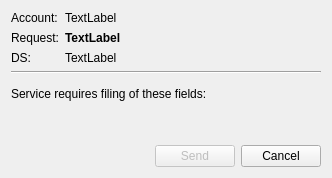
First picture: the form in src/gov_services/ui/dlg_gov_service.ui, repository psakar/datovka, before the edit.
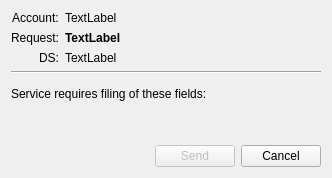
Second picture: the form after the edit. Icons and pictures are not drawn.

Commit message: Fixed form resizing on macOS.

Diff of the .ui file:
```diff
--- a/src/gov_services/ui/dlg_gov_service.ui
+++ b/src/gov_services/ui/dlg_gov_service.ui
@@ -20,6 +20,12 @@
   <layout class="QVBoxLayout" name="verticalLayout">
    <item>
     <layout class="QFormLayout" name="formLayout">
+     <property name="fieldGrowthPolicy">
+      <enum>QFormLayout::AllNonFixedFieldsGrow</enum>
+     </property>
+     <property name="labelAlignment">
+      <set>Qt::AlignRight|Qt::AlignTrailing|Qt::AlignVCenter</set>
+     </property>
      <item row="0" column="1">
       <widget class="QLabel" name="userName">
        <property name="text">
```
Left out of the diff: 9 changed lines with no effect on the pictures. The commit also changes 1 other file.
